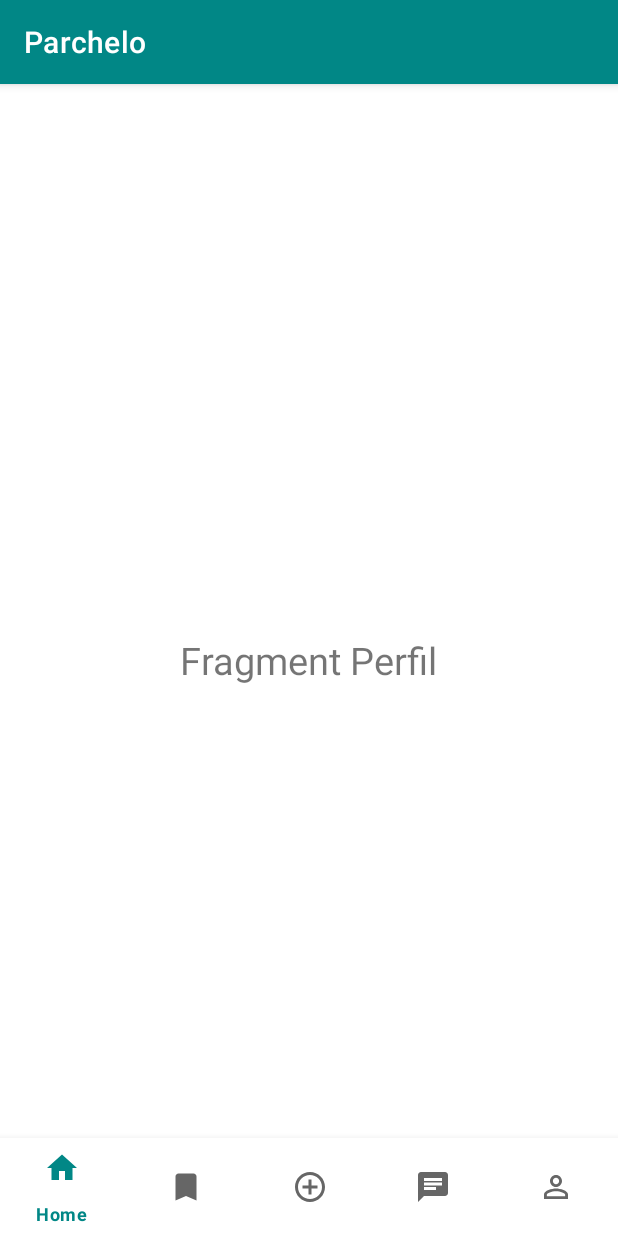
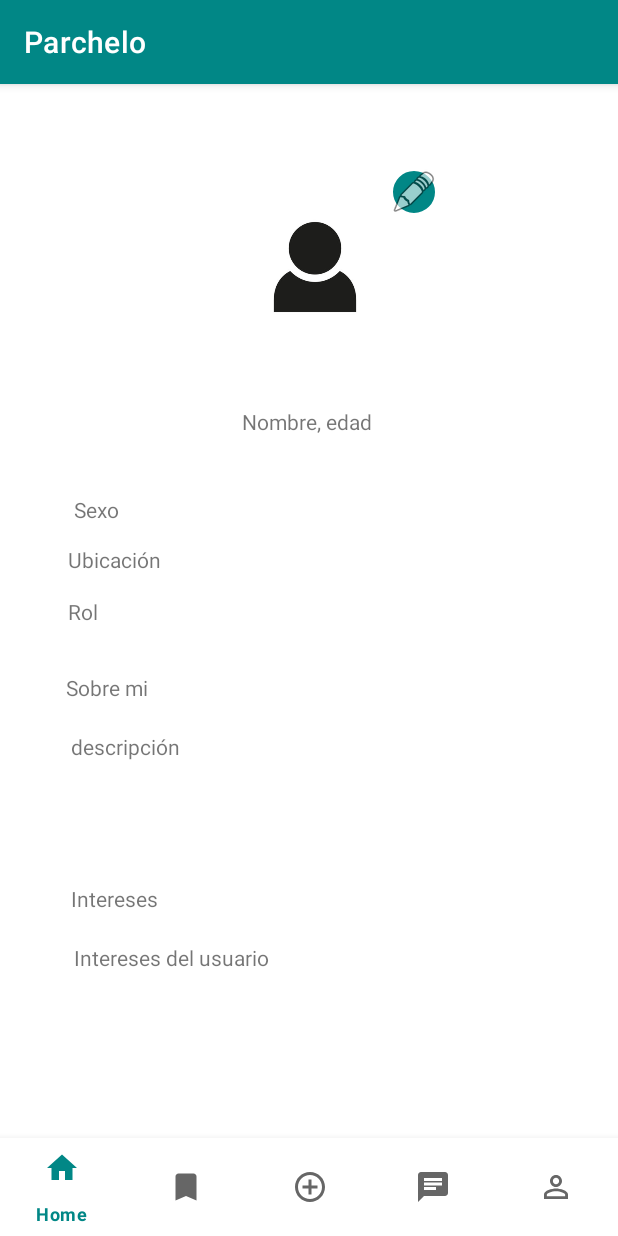
Before and after one commit to juliandvs/Parchelo, an Android app: the Perfil screen opened through its navigation route, on a phone screen of 412 x 824 dp. Run offline under Robolectric (Android 15) with nearby library versions, the phone set to English and light mode, and no system bars; our stand-ins replace CircleImageView, Room's generated code, navigation-ui.

Commit message:
Actualizacion : Perfil y registro

```diff
--- a/app/src/main/java/com/example/parchelo/Perfil.kt
+++ b/app/src/main/java/com/example/parchelo/Perfil.kt
@@ -5,6 +5,8 @@ import androidx.fragment.app.Fragment
 import android.view.LayoutInflater
 import android.view.View
 import android.view.ViewGroup
+import androidx.activity.result.PickVisualMediaRequest
+import androidx.activity.result.contract.ActivityResultContracts
 import androidx.core.view.isGone
 import androidx.navigation.fragment.findNavController
 import androidx.navigation.fragment.navArgs
@@ -17,6 +19,13 @@ class Perfil : Fragment() {
     private lateinit var binding: FragmentPerfilBinding
     private lateinit var bar: BottomNavigationView
 
+    val pickMedia  =registerForActivityResult(ActivityResultContracts.PickVisualMedia()){ uri ->
+        if(uri!=null){
+            binding.imgFotoPerfil.setImageURI(uri)
+        }else{
+            //El usuario no ha seleccionado una imagen
+        }
+    }
     override fun onCreateView(
         inflater: LayoutInflater, container: ViewGroup?,
         savedInstanceState: Bundle?
@@ -54,4 +63,14 @@ class Perfil : Fragment() {
         }
         return root
     }
+
+    override fun onViewCreated(view: View, savedInstanceState: Bundle?) {
+        super.onViewCreated(view, savedInstanceState)
+        binding.imgFotoPerfil.setImageResource(R.drawable.img_perfil_defecto)
+
+        //Si el usuario le da click en el icono del lapiz, le permitira modificar su imagen de perfil
+        binding.btnEditarFotoPerfil.setOnClickListener {
+            pickMedia.launch(PickVisualMediaRequest(ActivityResultContracts.PickVisualMedia.ImageOnly))
+        }
+    }
 }
--- a/app/src/main/java/com/example/parchelo/Registro.kt
+++ b/app/src/main/java/com/example/parchelo/Registro.kt
@@ -61,6 +61,7 @@ class Registro : Fragment() {
             lifecycleScope.launch {
                 val nombre = binding.textInputLayout.editText?.text.toString().trim()
                 val apellido = binding.textInputLayout3.editText?.text.toString().trim()
+                val edad = binding.txtEdad.editText?.text.toString().trim()
                 val nombreUsuario = binding.textInputLayout4.editText?.text.toString().trim()
                 val email = binding.textInputLayout5.editText?.text.toString().trim()
                 val contrasena = binding.textInputLayout6.editText?.text.toString().trim()
@@ -68,17 +69,19 @@ class Registro : Fragment() {
 
                 if(nombre.isEmpty() || apellido.isEmpty() || nombreUsuario.isEmpty() ||
                     email.isEmpty() || contrasena.isEmpty() || contrasenaValidacion.isEmpty()){ //Se verifica que todos los campos esten completos
-                                                                                                //TODO poner asteriscos a todos los campos o los que sean obligatorios
-                    Toast.makeText(requireContext(), "Por favor, llene todos los campos", Toast.LENGTH_SHORT).show()
+                    //TODO poner asteriscos a todos los campos o los que sean obligatorios
+                    Toast.makeText(requireContext(), "Por favor llene todos los campos", Toast.LENGTH_SHORT).show()
                 }else if(UsuarioDao.verificarUsuario(nombreUsuario)) { //Se verifica que el usuario no exista en la base de datos
                     Toast.makeText(requireContext(), "El nombre de usuario ya esta en uso", Toast.LENGTH_SHORT).show()
                 }else if(contrasena != contrasenaValidacion) { //Se verifica que la contraseña y la contraseña de validacion sean la misma
                     Toast.makeText(requireContext(), "Las contraseñas no coinciden", Toast.LENGTH_SHORT).show()
-                }else if(UsuarioDao.verificarEmail(email)){ //Se verifica que el email no este en uso
+                }else if(UsuarioDao.verificarEmail(email)) { //Se verifica que el email no este en uso
                     Toast.makeText(requireContext(), "El email ya esta en uso", Toast.LENGTH_SHORT).show()
+                }else if(edad.isEmpty() || edad.toInt() < 18){//Se verifica que el usuario sea mayor de edad
+                    Toast.makeText(requireContext(), "Debes ser mayor de edad", Toast.LENGTH_SHORT).show()
                 }else{
                     //Se agrega el usuario a la base de datos :)
-                    val usuarioNuevo = Usuario(0, nombre, apellido, nombreUsuario, email, contrasena)
+                    val usuarioNuevo = Usuario(0, nombre, apellido,edad, nombreUsuario, email, contrasena)
                     UsuarioDao.insertarUsuario(usuarioNuevo)
                     Toast.makeText(requireContext(), "Usuario Registrado", Toast.LENGTH_SHORT).show()
                     limpiarCampos()
@@ -98,5 +101,6 @@ class Registro : Fragment() {
         binding.textInputLayout5.editText?.text?.clear()
         binding.textInputLayout6.editText?.text?.clear()
         binding.textInputLayout7.editText?.text?.clear()
+        binding.txtEdad.editText?.text?.clear()
     }
 }
--- a/app/src/main/java/datos/Usuario/Usuario.kt
+++ b/app/src/main/java/datos/Usuario/Usuario.kt
@@ -9,6 +9,7 @@ data class Usuario(
     @PrimaryKey(autoGenerate = true) val id: Int,
     @ColumnInfo(name = "nombre") val nombre: String,
     @ColumnInfo(name = "apellido") val apellido: String,
+    @ColumnInfo(name = "edad") val edad: String,
     @ColumnInfo(name = "nombre_usuario") val nombreUsuario: String,
     @ColumnInfo(name = "email") val email: String,
     @ColumnInfo(name = "contrasena") val contrasena: String
--- /dev/null
+++ b/app/src/main/res/drawable/boton_circular.xml
@@ -0,0 +1,9 @@
+<?xml version="1.0" encoding="utf-8"?>
+<!-- res/drawable/circle_button_background.xml -->
+<shape xmlns:android="http://schemas.android.com/apk/res/android"
+    android:shape="oval">
+    <solid android:color="@color/principal" /> <!-- Color de fondo del botón -->
+    <stroke
+        android:color="@android:color/white"
+        android:width="2dp" />
+</shape>
--- a/app/src/main/res/layout/fragment_perfil.xml
+++ b/app/src/main/res/layout/fragment_perfil.xml
@@ -1,17 +1,110 @@
 <?xml version="1.0" encoding="utf-8"?>
-<FrameLayout xmlns:android="http://schemas.android.com/apk/res/android"
+<androidx.constraintlayout.widget.ConstraintLayout xmlns:android="http://schemas.android.com/apk/res/android"
+    xmlns:app="http://schemas.android.com/apk/res-auto"
     xmlns:tools="http://schemas.android.com/tools"
     android:layout_width="match_parent"
     android:layout_height="match_parent"
     tools:context=".Perfil">
 
-    <!-- TODO: Update blank fragment layout -->
-    <TextView
-        android:id="@+id/Email"
+
+    <de.hdodenhof.circleimageview.CircleImageView
+        android:id="@+id/imgFotoPerfil"
+        android:layout_width="100dp"
+        android:layout_height="100dp"
+        android:layout_marginStart="160dp"
+        android:layout_marginTop="72dp"
+        app:layout_constraintStart_toStartOf="parent"
+        app:layout_constraintTop_toTopOf="parent" />
+
+    <ImageButton
+        android:id="@+id/btnEditarFotoPerfil"
         android:layout_width="wrap_content"
         android:layout_height="wrap_content"
-        android:layout_gravity="center"
-        android:textSize="25sp"
-        android:text="Fragment Perfil" />
+        android:layout_marginTop="56dp"
+        android:layout_marginEnd="120dp"
+        android:src="@android:drawable/ic_menu_edit"
+        app:layout_constraintEnd_toEndOf="parent"
+        app:layout_constraintTop_toTopOf="parent"
+        android:background="@drawable/boton_circular"/>
 
-</FrameLayout>
+    <TextView
+        android:id="@+id/txt_nombre_edad"
+        android:layout_width="wrap_content"
+        android:layout_height="wrap_content"
+        android:layout_marginStart="161dp"
+        android:layout_marginTop="43dp"
+        android:text="Nombre, edad"
+        app:layout_constraintStart_toStartOf="parent"
+        app:layout_constraintTop_toBottomOf="@+id/imgFotoPerfil" />
+
+    <TextView
+        android:id="@+id/txt_sexo"
+        android:layout_width="wrap_content"
+        android:layout_height="wrap_content"
+        android:layout_marginStart="49dp"
+        android:layout_marginTop="274dp"
+        android:text="Sexo"
+        app:layout_constraintStart_toStartOf="parent"
+        app:layout_constraintTop_toTopOf="parent" />
+
+    <TextView
+        android:id="@+id/txt_ubicacion"
+        android:layout_width="wrap_content"
+        android:layout_height="wrap_content"
+        android:layout_marginStart="45dp"
+        android:layout_marginTop="14dp"
+        android:text="Ubicación"
+        app:layout_constraintStart_toStartOf="parent"
+        app:layout_constraintTop_toBottomOf="@+id/txt_sexo" />
+
+    <TextView
+        android:id="@+id/txt_rol"
+        android:layout_width="wrap_content"
+        android:layout_height="wrap_content"
+        android:layout_marginStart="45dp"
+        android:layout_marginTop="15dp"
+        android:text="Rol"
+        app:layout_constraintStart_toStartOf="parent"
+        app:layout_constraintTop_toBottomOf="@+id/txt_ubicacion" />
+
+    <TextView
+        android:id="@+id/txt_SobreMi"
+        android:layout_width="wrap_content"
+        android:layout_height="wrap_content"
+        android:layout_marginStart="44dp"
+        android:layout_marginTop="31dp"
+        android:text="Sobre mi"
+        app:layout_constraintStart_toStartOf="parent"
+        app:layout_constraintTop_toBottomOf="@+id/txt_rol" />
+
+    <TextView
+        android:id="@+id/txt_descripcion"
+        android:layout_width="wrap_content"
+        android:layout_height="wrap_content"
+        android:layout_marginStart="47dp"
+        android:layout_marginTop="20dp"
+        android:text="descripción"
+        app:layout_constraintStart_toStartOf="parent"
+        app:layout_constraintTop_toBottomOf="@+id/txt_SobreMi" />
+
+    <TextView
+        android:id="@+id/txt_Interes"
+        android:layout_width="wrap_content"
+        android:layout_height="wrap_content"
+        android:layout_marginStart="47dp"
+        android:layout_marginTop="82dp"
+        android:text="Intereses"
+        app:layout_constraintStart_toStartOf="parent"
+        app:layout_constraintTop_toBottomOf="@+id/txt_descripcion" />
+
+    <TextView
+        android:id="@+id/txt_intereses"
+        android:layout_width="wrap_content"
+        android:layout_height="wrap_content"
+        android:layout_marginStart="49dp"
+        android:layout_marginTop="20dp"
+        android:text="Intereses del usuario"
+        app:layout_constraintStart_toStartOf="parent"
+        app:layout_constraintTop_toBottomOf="@+id/txt_Interes" />
+
+</androidx.constraintlayout.widget.ConstraintLayout>
--- a/app/src/main/res/layout/fragment_registro.xml
+++ b/app/src/main/res/layout/fragment_registro.xml
@@ -49,6 +49,22 @@
                 <com.google.android.material.textfield.TextInputEditText
                     android:layout_width="match_parent"
                     android:layout_height="wrap_content" />
+            </com.google.android.material.textfield.TextInputLayout>
+
+            <com.google.android.material.textfield.TextInputLayout
+                android:id="@+id/txtEdad"
+                style="@style/Widget.MaterialComponents.TextInputLayout.OutlinedBox"
+                android:layout_width="280dp"
+                android:layout_height="wrap_content"
+                android:layout_marginTop="50dp"
+                android:hint="Edad"
+                android:layout_gravity="center"
+                app:layout_constraintTop_toBottomOf="@+id/textInputLayout">
+
+                <com.google.android.material.textfield.TextInputEditText
+                    android:layout_width="match_parent"
+                    android:layout_height="wrap_content"
+                    android:inputType="number" />
             </com.google.android.material.textfield.TextInputLayout>
 
             <com.google.android.material.textfield.TextInputLayout
```
Also changed, not shown: app/src/main/res/drawable/img_perfil_defecto.jpg (added). Lines whose indentation alone changed are shown as unchanged.
